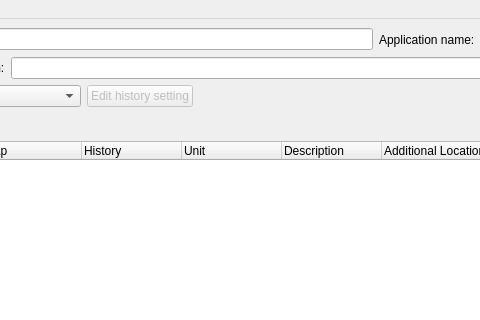
ChimeraTK/ControlSystemAdapter-OPC-UA-Adapter, file tools/mapfileGenerator/ctk_opcua_generator_tools/generatorUI.ui: the form before one commit; both pictures show x 128 to 608 and y 0 to 320 of the 1106 by 856 pixel window.
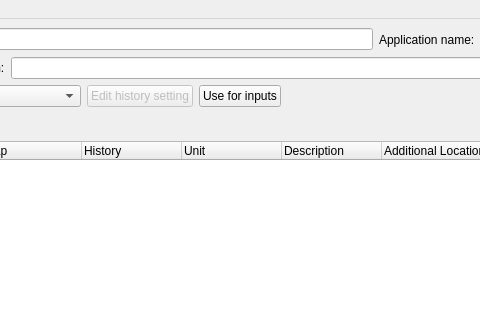
The form after the commit.

Commit message: Add option to add history for all inputs.

Diff of the .ui file:
```diff
--- a/tools/mapfileGenerator/ctk_opcua_generator_tools/generatorUI.ui
+++ b/tools/mapfileGenerator/ctk_opcua_generator_tools/generatorUI.ui
@@ -119,6 +119,16 @@
         </property>
        </widget>
       </item>
+      <item>
+       <widget class="QPushButton" name="setHistoryForInputsButton">
+        <property name="toolTip">
+         <string>&lt;html&gt;&lt;head/&gt;&lt;body&gt;&lt;p&gt;Use the selected history for all input process variables.&lt;/p&gt;&lt;/body&gt;&lt;/html&gt;</string>
+        </property>
+        <property name="text">
+         <string>Use for inputs</string>
+        </property>
+       </widget>
+      </item>
       <item>
        <spacer name="horizontalSpacer">
         <property name="orientation">
```
The commit also changes 2 other files.
